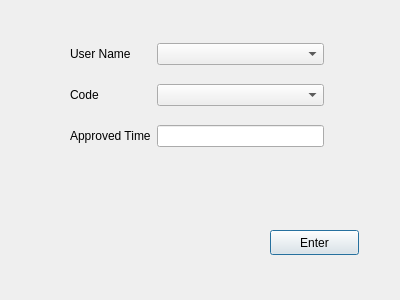
The window that managerediting.ui (Suliaman46/Suliaman46-EGUI-TASK1-TRS) describes before a commit, drawn with Qt 5.
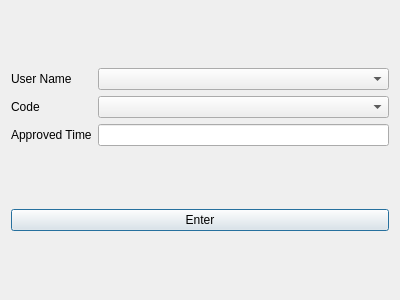
The same window after the commit.

What changed in the file:
```diff
--- a/managerediting.ui
+++ b/managerediting.ui
@@ -13,28 +13,8 @@
   <property name="windowTitle">
    <string>Dialog</string>
   </property>
-  <widget class="QPushButton" name="pushButton">
-   <property name="geometry">
-    <rect>
-     <x>270</x>
-     <y>230</y>
-     <width>89</width>
-     <height>25</height>
-    </rect>
-   </property>
-   <property name="text">
-    <string>Enter</string>
-   </property>
-  </widget>
-  <widget class="QWidget" name="">
-   <property name="geometry">
-    <rect>
-     <x>70</x>
-     <y>30</y>
-     <width>254</width>
-     <height>131</height>
-    </rect>
-   </property>
+  <layout class="QGridLayout" name="gridLayout_2">
+   <item row="0" column="0">
    <layout class="QGridLayout" name="gridLayout">
     <item row="0" column="0">
      <widget class="QLabel" name="label">
@@ -67,7 +47,15 @@
      <widget class="QLineEdit" name="lineEdit_time"/>
     </item>
    </layout>
-  </widget>
+   </item>
+   <item row="1" column="0">
+    <widget class="QPushButton" name="pushButton">
+     <property name="text">
+      <string>Enter</string>
+     </property>
+    </widget>
+   </item>
+  </layout>
  </widget>
  <resources/>
  <connections/>
```
Lines whose indentation alone changed are shown as unchanged.
